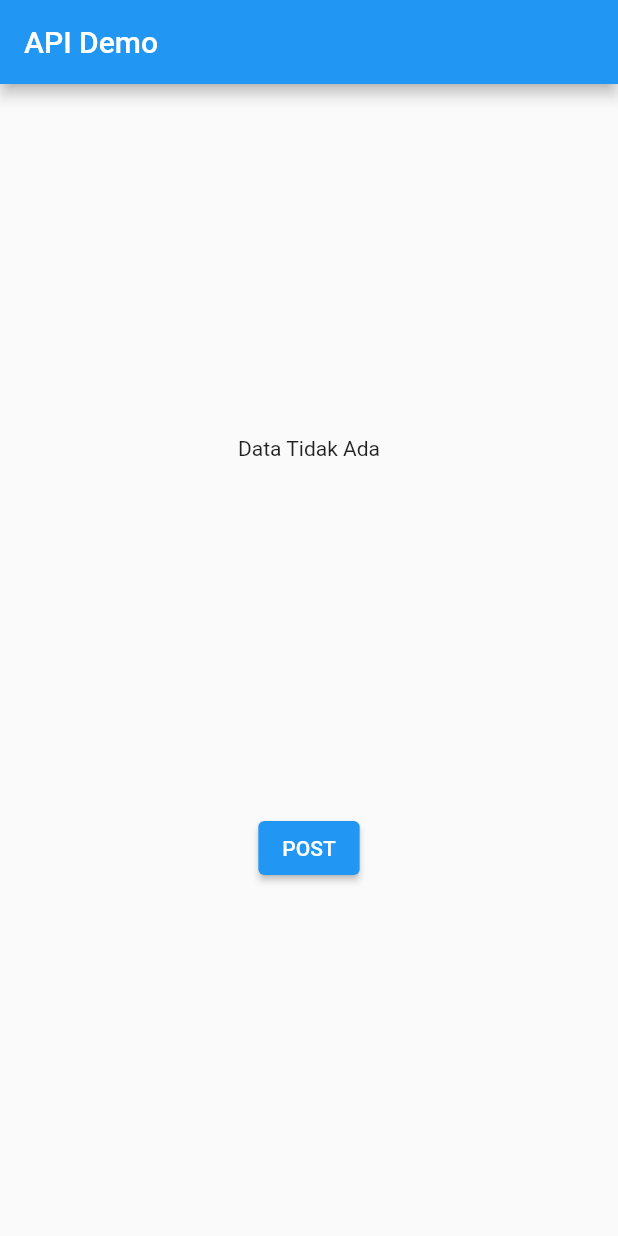
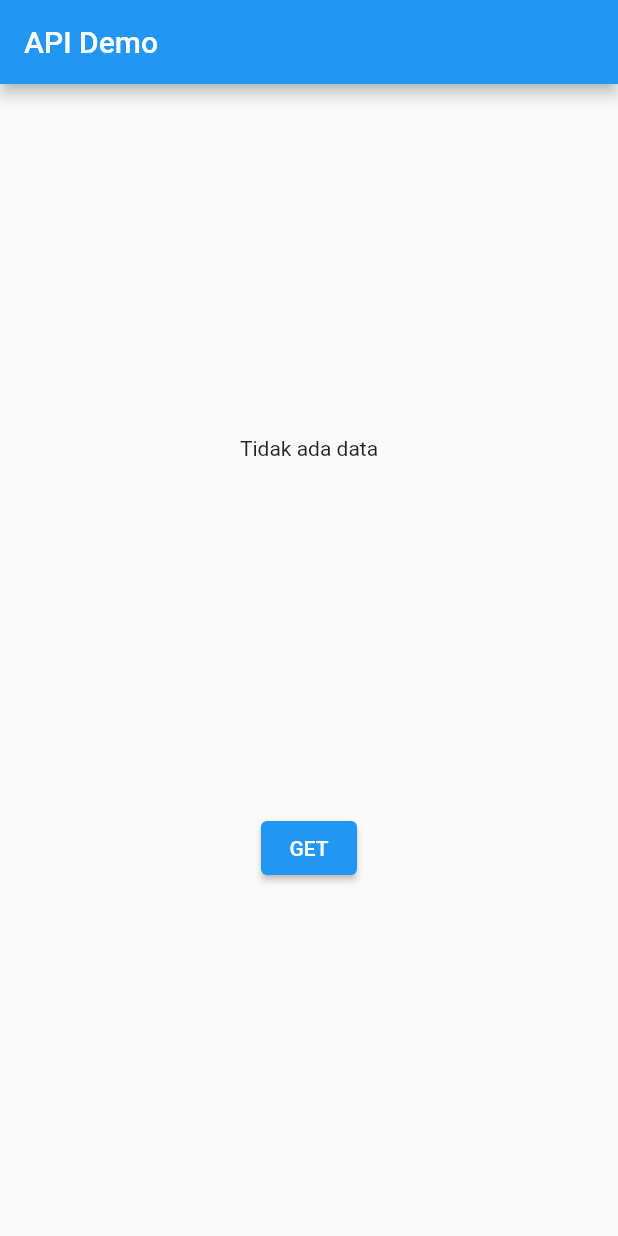
Before and after one commit to rahadians/Erico_Flutter, a Flutter app: the screen it shows after launch, on a phone screen of 412 x 824 dp. Run offline on Flutter 3.47's test engine with Material 2 defaults, Android fonts, the phone set to English and light mode, and no system bars.

Commit message:
http get api

```diff
--- a/lib/main.dart
+++ b/lib/main.dart
@@ -1,4 +1,5 @@
 import 'package:day36_postapi/post_result_model.dart';
+import 'package:day36_postapi/user_model.dart';
 import 'package:flutter/material.dart';
 
 void main() {
@@ -14,6 +15,7 @@ class MyApp extends StatefulWidget {
 
 class _MyAppState extends State<MyApp> {
   PostResult postResult = null;
+  User user = null;
 
   @override
   Widget build(BuildContext context) {
@@ -27,25 +29,29 @@ class _MyAppState extends State<MyApp> {
           mainAxisAlignment: MainAxisAlignment.spaceEvenly,
           children: [
             Text(
-
-              (postResult != null)
-                  ? postResult.id +
-                      " | " +
-                      postResult.name +
-                      " | " +
-                      postResult.job +
-                      " | " +
-                      postResult.created
-                  : "Data Tidak Ada",
-             ),
-
+                // (postResult != null)
+                //     ? postResult.id +
+                //         " | " +
+                //         postResult.name +
+                //         " | " +
+                //         postResult.job +
+                //         " | " +
+                //         postResult.created
+                //     : "Data Tidak Ada",
+                (user != null)
+                    ? user.id + " | " + user.email
+                    : "Tidak ada data"),
             ElevatedButton(
                 onPressed: () {
-                  PostResult.connectToAPI("Badu", "Dokter")
-                      .then((value) => postResult = value);
-                  setState(() {});
+                  // PostResult.connectToAPI("Badu", "Dokter")
+                  //     .then((value) => postResult = value);
+                  // setState(() {});
+                  User.connectToAPI("2").then((value) => user=value);
+                  setState(() {
+
+                  });
                 },
-                child: Text("POST")),
+                child: Text("GET")),
           ],
         ),
       ),
--- /dev/null
+++ b/lib/user_model.dart
@@ -0,0 +1,33 @@
+import 'dart:convert';
+import 'package:flutter/cupertino.dart';
+import 'package:http/http.dart' as http;
+
+class User {
+  String id;
+  String email;
+
+  User({this.id, this.email});
+
+  factory User.createUser(Map<String, dynamic> object) {
+    return User(id: object['id'].toString(),
+        email: object['email']);
+  }
+
+  static Future<User> connectToAPI(String id) async
+  {
+    // final apiURL ="https://reqres.in/api/users/" + id;
+    final apiURL = Uri.parse("https://reqres.in/api/users/"+ id);
+
+    var apiResult = await http.get(apiURL);
+    if (apiResult.statusCode==200){
+      print('konek ok');
+    }else{
+      print('konek gagal');
+    }
+    var jsonObject = json.decode(apiResult.body);
+    var userData =(jsonObject as Map<String,dynamic>)['data'];
+    return User.createUser(userData);
+
+  }
+
+}
```
